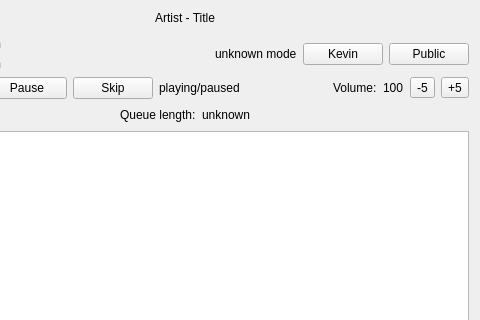
The window that src/gui-remote/mainwidget.ui (hyperquantum/PMP) describes before a commit, drawn with Qt 5; both pictures show x 110 to 590 and y 0 to 320 of the 590 by 550 pixel window.
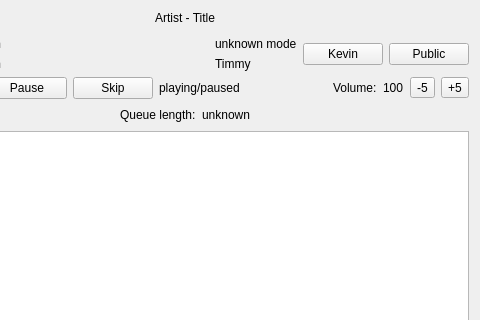
The same window after the commit. Custom widgets are drawn as their Qt base class.

Commit message: The GUI remote now shows the username relevant to personal mode. Fixed a bug in the 'successfull login' message of the server that prevented the user ID being delivered to the client.

The edit to the form file:
```diff
--- a/src/gui-remote/mainwidget.ui
+++ b/src/gui-remote/mainwidget.ui
@@ -19,7 +19,7 @@
   <property name="windowTitle">
    <string>Form</string>
   </property>
-  <layout class="QVBoxLayout" name="verticalLayout">
+  <layout class="QVBoxLayout" name="verticalLayout_3">
    <item>
     <layout class="QVBoxLayout" name="verticalLayout_2">
      <item>
@@ -88,14 +88,23 @@
       </spacer>
      </item>
      <item>
-      <widget class="QLabel" name="userPlayingForLabel">
+      <layout class="QVBoxLayout" name="verticalLayout">
+       <item>
+        <widget class="QLabel" name="playingModeLabel">
        <property name="text">
         <string>unknown mode</string>
        </property>
       </widget>
      </item>
      <item>
-      <layout class="QHBoxLayout" name="horizontalLayout_5">
+        <widget class="QLabel" name="userPlayingForLabel">
+         <property name="text">
+          <string>Timmy</string>
+         </property>
+        </widget>
+       </item>
+      </layout>
+     </item>
        <item>
         <widget class="QPushButton" name="toPersonalModeButton">
          <property name="text">
@@ -109,8 +118,6 @@
           <string>Public</string>
          </property>
         </widget>
-       </item>
-      </layout>
      </item>
     </layout>
    </item>
```
Lines whose indentation alone changed are shown as unchanged. The commit also changes 4 other files.
